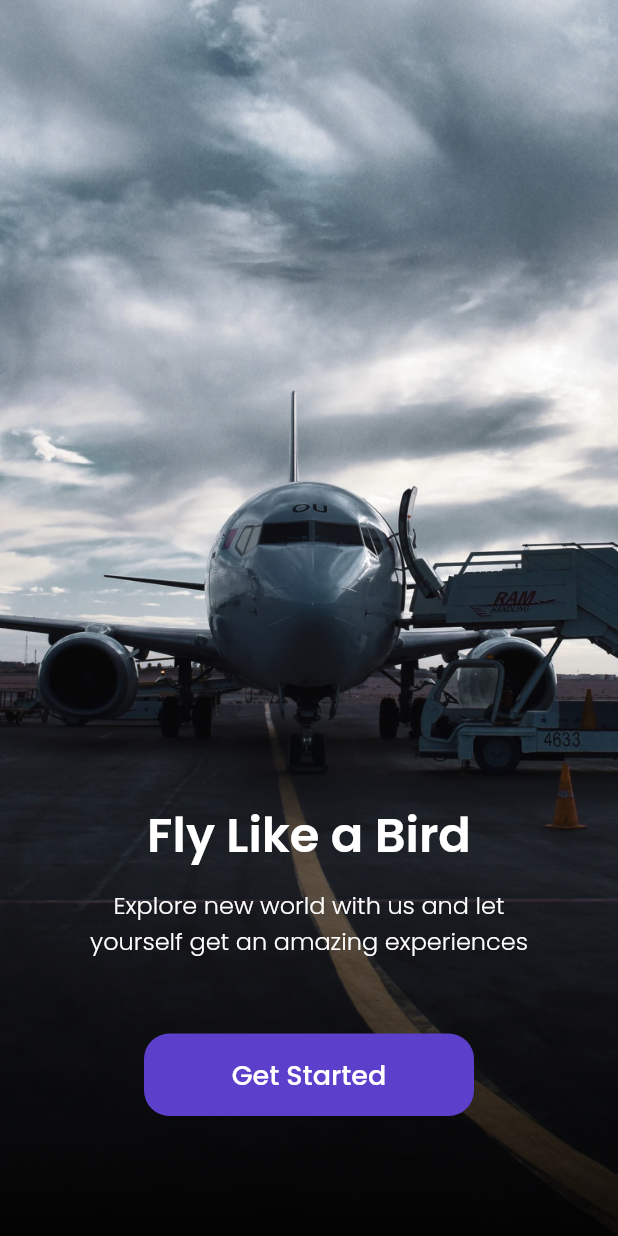
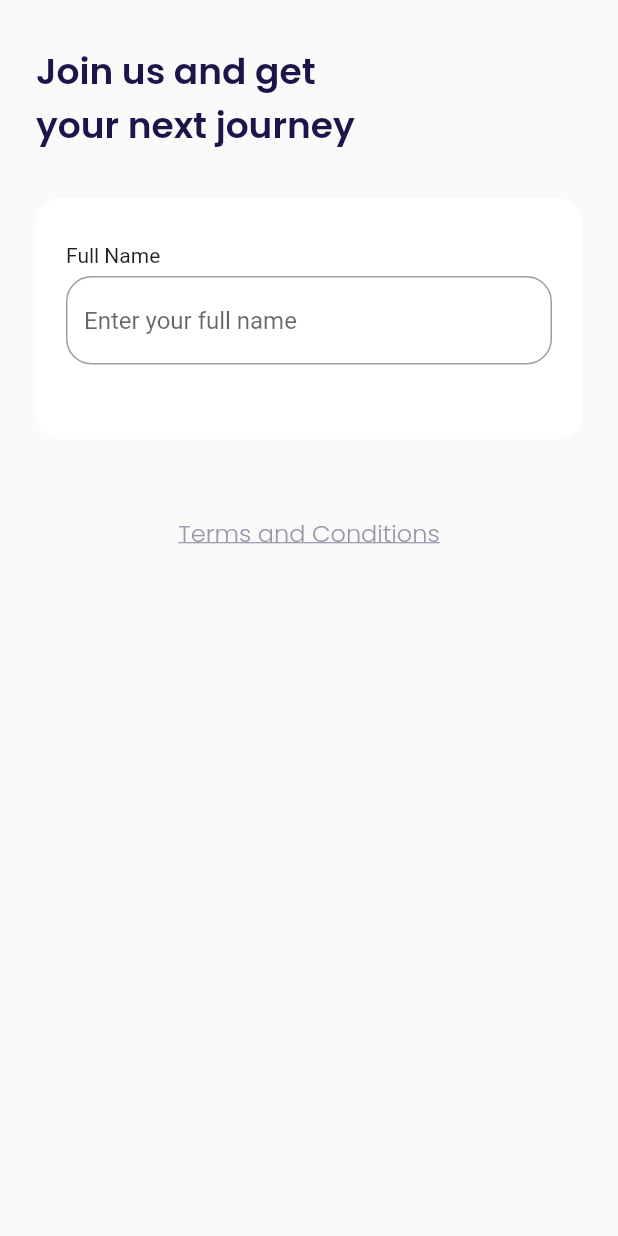
Before and after one commit to lazlanrafar/airplane, a Flutter app: the screen it shows after launch, after a tap on "Get Started", on a phone screen of 412 x 824 dp. Run offline on Flutter 3.47's test engine with Material 2 defaults, Android fonts, the phone set to English and light mode, and no system bars; our stand-ins replace google_fonts.

Commit message:
slicing sign up page

```diff
--- a/lib/main.dart
+++ b/lib/main.dart
@@ -1,4 +1,5 @@
 import 'package:airplane/ui/pages/get_started_page.dart';
+import 'package:airplane/ui/pages/sign_up_page.dart';
 import 'package:airplane/ui/pages/splash_page.dart';
 import 'package:flutter/material.dart';
 
@@ -14,6 +15,7 @@ class MyApp extends StatelessWidget {
       routes: {
         '/': (context) => const SplashPage(),
         '/get-started': (context) => const GetStartedPage(),
+        '/sign-up': (context) => const SignUpPage(),
       },
     );
   }
--- a/lib/shared/theme.dart
+++ b/lib/shared/theme.dart
@@ -35,3 +35,6 @@ FontWeight semiBold = FontWeight.w600;
 FontWeight bold = FontWeight.w700;
 FontWeight extraBold = FontWeight.w800;
 FontWeight extraBlack = FontWeight.w900;
+
+double defaultMargin = 24.0;
+double defaultRadius = 17.0;
--- a/lib/ui/pages/get_started_page.dart
+++ b/lib/ui/pages/get_started_page.dart
@@ -40,11 +40,13 @@ class GetStartedPage extends StatelessWidget {
                   height: 55,
                   margin: const EdgeInsets.only(top: 50, bottom: 80),
                   child: TextButton(
-                    onPressed: () {},
+                    onPressed: () {
+                      Navigator.pushNamed(context, '/sign-up');
+                    },
                     style: TextButton.styleFrom(
                       backgroundColor: primaryColor,
                       shape: RoundedRectangleBorder(
-                        borderRadius: BorderRadius.circular(17),
+                        borderRadius: BorderRadius.circular(defaultRadius),
                       ),
                     ),
                     child: Text(
--- /dev/null
+++ b/lib/ui/pages/sign_up_page.dart
@@ -0,0 +1,101 @@
+import 'package:flutter/material.dart';
+import '../../shared/theme.dart';
+
+class SignUpPage extends StatelessWidget {
+  const SignUpPage({Key? key}) : super(key: key);
+
+  @override
+  Widget build(BuildContext context) {
+    Widget title() {
+      return Container(
+        margin: const EdgeInsets.only(top: 30),
+        child: Text(
+          'Join us and get\nyour next journey',
+          style: blackTextStyle.copyWith(
+            fontSize: 24,
+            fontWeight: semiBold,
+          ),
+        ),
+      );
+    }
+
+    Widget form() {
+      Widget emailInput() {
+        return Container(
+          margin: const EdgeInsets.only(bottom: 20),
+          child: Column(
+            crossAxisAlignment: CrossAxisAlignment.start,
+            children: [
+              Text(
+                'Full Name',
+              ),
+              const SizedBox(height: 6),
+              TextFormField(
+                cursorColor: blackColor,
+                decoration: InputDecoration(
+                  hintText: 'Enter your full name',
+                  border: OutlineInputBorder(
+                    borderRadius: BorderRadius.circular(defaultRadius),
+                  ),
+                  focusedBorder: OutlineInputBorder(
+                    borderSide: BorderSide(color: primaryColor),
+                    borderRadius: BorderRadius.circular(defaultRadius),
+                  ),
+                ),
+              ),
+            ],
+          ),
+        );
+      }
+
+      return Container(
+        margin: const EdgeInsets.only(top: 30),
+        padding: const EdgeInsets.symmetric(
+          horizontal: 20,
+          vertical: 30,
+        ),
+        decoration: BoxDecoration(
+          color: whiteColor,
+          borderRadius: BorderRadius.circular(defaultRadius),
+        ),
+        child: Column(
+          children: [
+            emailInput(),
+          ],
+        ),
+      );
+    }
+
+    Widget tacButton() {
+      return Container(
+        alignment: Alignment.center,
+        margin: const EdgeInsets.only(
+          top: 50,
+          bottom: 73,
+        ),
+        child: Text(
+          'Terms and Conditions',
+          style: grayTextStyle.copyWith(
+            fontSize: 16,
+            fontWeight: light,
+            decoration: TextDecoration.underline,
+          ),
+        ),
+      );
+    }
+
+    return Scaffold(
+      backgroundColor: backgroundColor,
+      body: SafeArea(
+        child: ListView(
+          padding: EdgeInsets.symmetric(horizontal: defaultMargin),
+          children: [
+            title(),
+            form(),
+            tacButton(),
+          ],
+        ),
+      ),
+    );
+  }
+}
--- a/lib/ui/pages/splash_page.dart
+++ b/lib/ui/pages/splash_page.dart
@@ -13,7 +13,6 @@ class SplashPage extends StatefulWidget {
 class _SplashPageState extends State<SplashPage> {
   @override
   void initState() {
-    // TODO: implement initState
     Timer(const Duration(seconds: 3), () {
       Navigator.pushNamed(context, '/get-started');
     });
```
